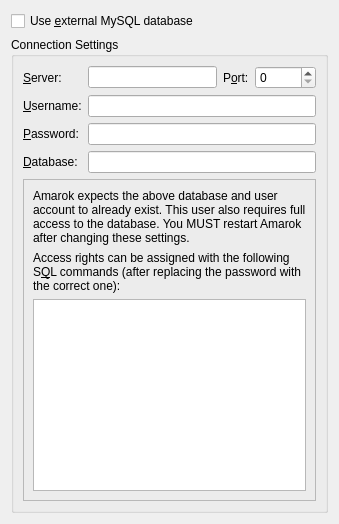
Qt form src/configdialog/dialogs/DatabaseConfig.ui (netrunner-debian-kde-extras/amarok) before a commit.
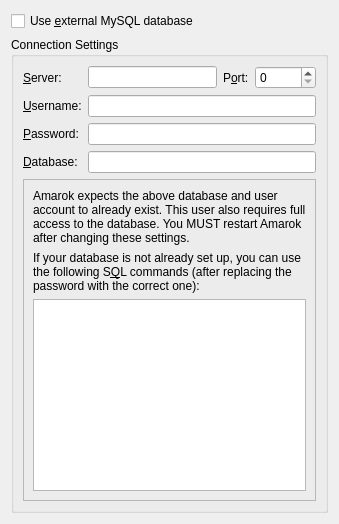
The same form after that commit.

```diff
--- a/src/configdialog/dialogs/DatabaseConfig.ui
+++ b/src/configdialog/dialogs/DatabaseConfig.ui
@@ -172,7 +172,7 @@
          <item>
           <widget class="QLabel" name="label_SQL">
            <property name="text">
-            <string>Access rights can be assigned with the following S&amp;QL commands (after replacing the password with the correct one):</string>
+            <string>If your database is not already set up, you can use the following S&amp;QL commands (after replacing the password with the correct one):</string>
            </property>
            <property name="wordWrap">
             <bool>true</bool>
```
